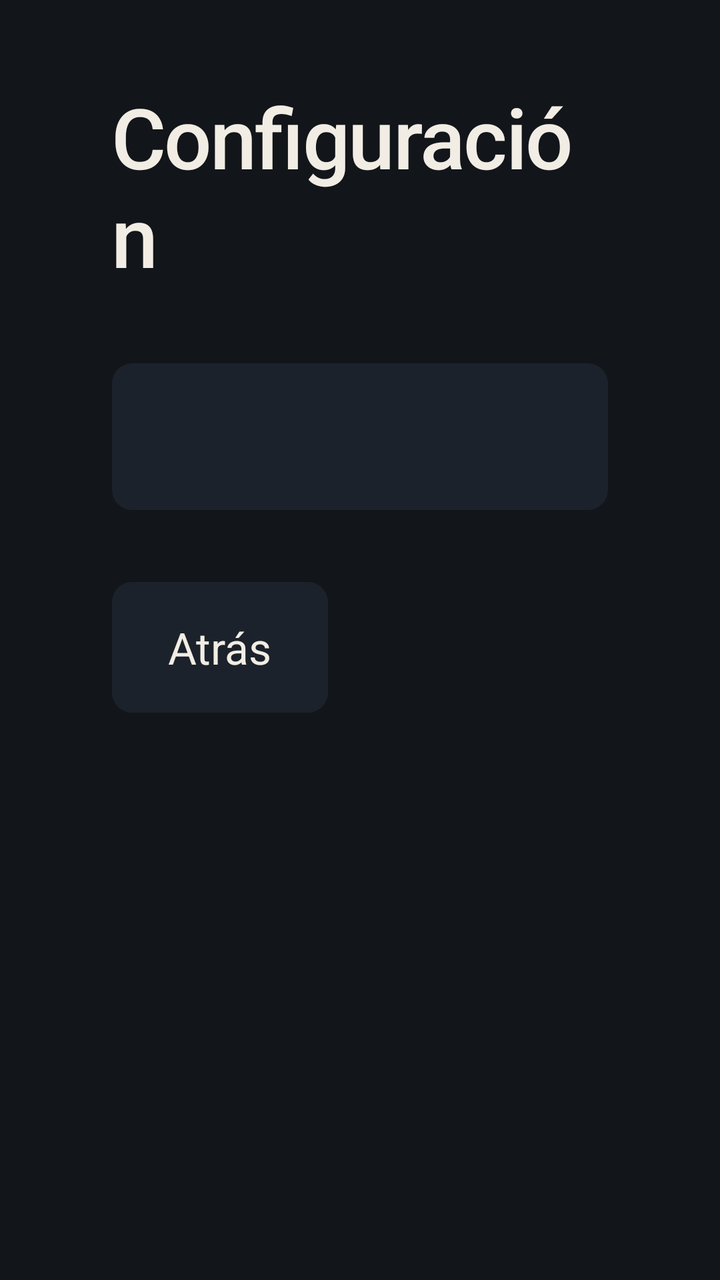
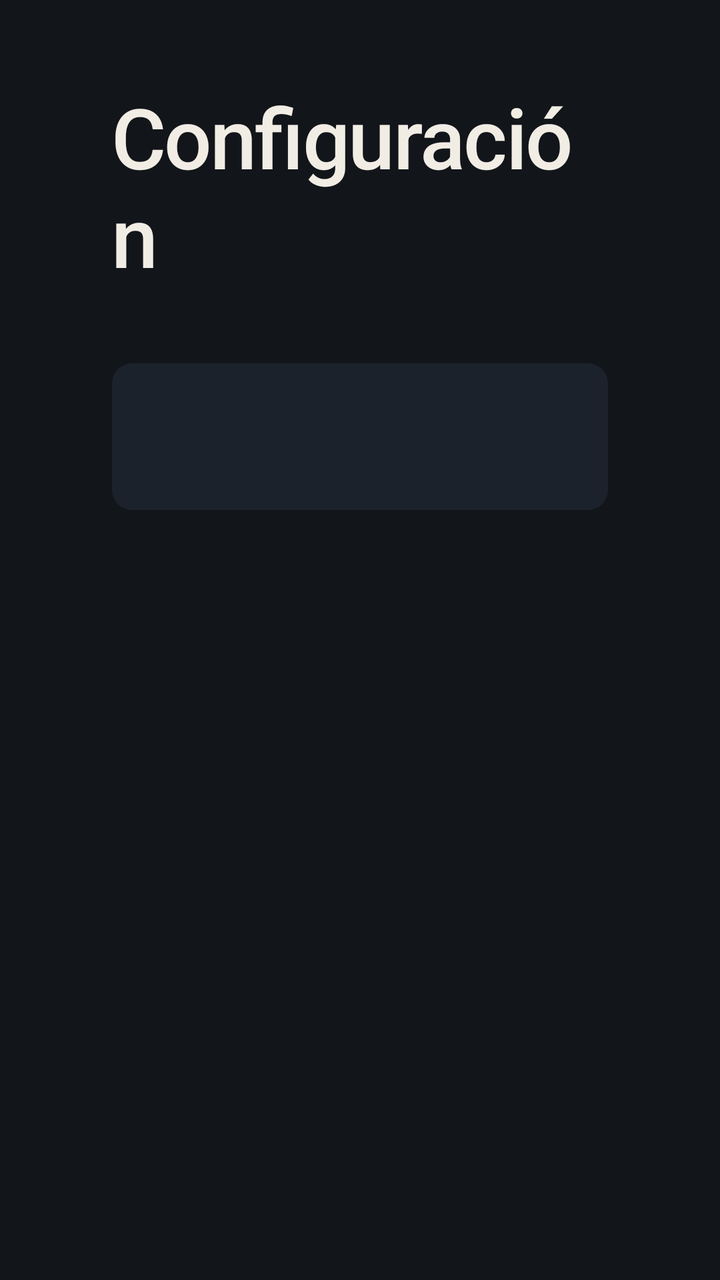

Screens rendered from an Android XML layout before and after an edit, with the pre-edit source and the edit as a unified diff.
<!-- AndroidManifest.xml: activity theme Theme.TVFacil -->
<!-- res/layout/activity_settings.xml -->
<?xml version="1.0" encoding="utf-8"?>
<LinearLayout xmlns:android="http://schemas.android.com/apk/res/android"
    android:layout_width="match_parent"
    android:layout_height="match_parent"
    android:background="@color/bg"
    android:orientation="vertical"
    android:paddingStart="56dp"
    android:paddingTop="40dp"
    android:paddingEnd="56dp"
    android:paddingBottom="40dp">

    <TextView
        android:id="@+id/title"
        android:layout_width="match_parent"
        android:layout_height="wrap_content"
        android:text="@string/settings_title"
        android:textAppearance="@style/Text.Hero" />

    <TextView
        android:id="@+id/subtitle"
        android:layout_width="match_parent"
        android:layout_height="wrap_content"
        android:layout_marginTop="8dp"
        android:textAppearance="@style/Text.Caption"
        android:visibility="gone" />

    <TextView
        android:id="@+id/toggleZapWrap"
        style="@style/RowFocusable"
        android:layout_width="match_parent"
        android:layout_height="wrap_content"
        android:layout_marginTop="36dp"
        android:textAppearance="@style/Text.Title" />

    <TextView
        android:id="@+id/backButton"
        style="@style/RowFocusable"
        android:layout_width="wrap_content"
        android:layout_height="wrap_content"
        android:layout_marginTop="36dp"
        android:text="@string/back_section"
        android:textAppearance="@style/Text.Body" />
</LinearLayout>
<!-- resources referenced by this layout -->
<resources>
  <color name="bg">#12151A</color>
  <string name="back_section">Atrás</string>
  <string name="settings_title">Configuración</string>
  <style name="RowFocusable">
          <item name="android:background">@drawable/row_background</item>
          <item name="android:focusable">true</item>
          <item name="android:clickable">true</item>
          <item name="android:paddingStart">28dp</item>
          <item name="android:paddingEnd">28dp</item>
          <item name="android:paddingTop">18dp</item>
          <item name="android:paddingBottom">18dp</item>
      </style>
  <style name="Text.Body" parent="TextAppearance.AppCompat.Body1">
          <item name="android:textColor">@color/text_primary</item>
          <item name="android:textSize">22sp</item>
          <item name="android:fontFamily">sans-serif</item>
      </style>
  <style name="Text.Caption" parent="TextAppearance.AppCompat.Body1">
          <item name="android:textColor">@color/text_secondary</item>
          <item name="android:textSize">18sp</item>
      </style>
  <style name="Text.Hero" parent="TextAppearance.AppCompat.Display1">
          <item name="android:textColor">@color/text_primary</item>
          <item name="android:textSize">42sp</item>
          <item name="android:fontFamily">sans-serif-medium</item>
          <item name="android:letterSpacing">-0.02</item>
      </style>
  <style name="Text.Title" parent="TextAppearance.AppCompat.Title">
          <item name="android:textColor">@color/text_primary</item>
          <item name="android:textSize">28sp</item>
          <item name="android:fontFamily">sans-serif-medium</item>
      </style>
  <style name="Theme.TVFacil" parent="Theme.AppCompat.NoActionBar">
          <item name="android:windowBackground">@color/bg</item>
          <item name="android:colorBackground">@color/bg</item>
          <item name="android:textColorPrimary">@color/text_primary</item>
          <item name="android:textColorSecondary">@color/text_secondary</item>
          <item name="colorAccent">@color/accent</item>
          <item name="android:windowFullscreen">true</item>
      </style>
  <!-- drawable row_background (drawable) -->
  <?xml version="1.0" encoding="utf-8"?>
  <selector xmlns:android="http://schemas.android.com/apk/res/android">
      <item android:state_focused="true">
          <shape android:shape="rectangle">
              <solid android:color="@color/bg_focus" />
              <stroke android:width="3dp" android:color="@color/accent" />
              <corners android:radius="10dp" />
          </shape>
      </item>
      <item android:state_pressed="true">
          <shape android:shape="rectangle">
              <solid android:color="@color/bg_focus" />
              <corners android:radius="10dp" />
          </shape>
      </item>
      <item>
          <shape android:shape="rectangle">
              <solid android:color="@color/bg_elevated" />
              <corners android:radius="10dp" />
          </shape>
      </item>
  </selector>
  <color name="text_primary">#F2EDE4</color>
  <color name="text_secondary">#A8B0BA</color>
  <color name="accent">#E8A54B</color>
  <color name="bg_focus">#2A3340</color>
  <color name="bg_elevated">#1C222B</color>
</resources>

<!-- the commit's change to res/layout/activity_settings.xml (unified diff, before → after) -->
@@ -31,13 +31,4 @@
         android:layout_height="wrap_content"
         android:layout_marginTop="36dp"
         android:textAppearance="@style/Text.Title" />
-
-    <TextView
-        android:id="@+id/backButton"
-        style="@style/RowFocusable"
-        android:layout_width="wrap_content"
-        android:layout_height="wrap_content"
-        android:layout_marginTop="36dp"
-        android:text="@string/back_section"
-        android:textAppearance="@style/Text.Body" />
 </LinearLayout>
<!-- resource entries referenced after the edit -->
@@ -1,7 +1,6 @@
 <!-- resources referenced by this layout -->
 <resources>
   <color name="bg">#12151A</color>
-  <string name="back_section">Atrás</string>
   <string name="settings_title">Configuración</string>
   <style name="RowFocusable">
           <item name="android:background">@drawable/row_background</item>
@@ -11,11 +10,6 @@
           <item name="android:paddingEnd">28dp</item>
           <item name="android:paddingTop">18dp</item>
           <item name="android:paddingBottom">18dp</item>
-      </style>
-  <style name="Text.Body" parent="TextAppearance.AppCompat.Body1">
-          <item name="android:textColor">@color/text_primary</item>
-          <item name="android:textSize">22sp</item>
-          <item name="android:fontFamily">sans-serif</item>
       </style>
   <style name="Text.Caption" parent="TextAppearance.AppCompat.Body1">
           <item name="android:textColor">@color/text_secondary</item>
@@ -63,8 +57,8 @@
           </shape>
       </item>
   </selector>
+  <color name="text_secondary">#A8B0BA</color>
   <color name="text_primary">#F2EDE4</color>
-  <color name="text_secondary">#A8B0BA</color>
   <color name="accent">#E8A54B</color>
   <color name="bg_focus">#2A3340</color>
   <color name="bg_elevated">#1C222B</color>
